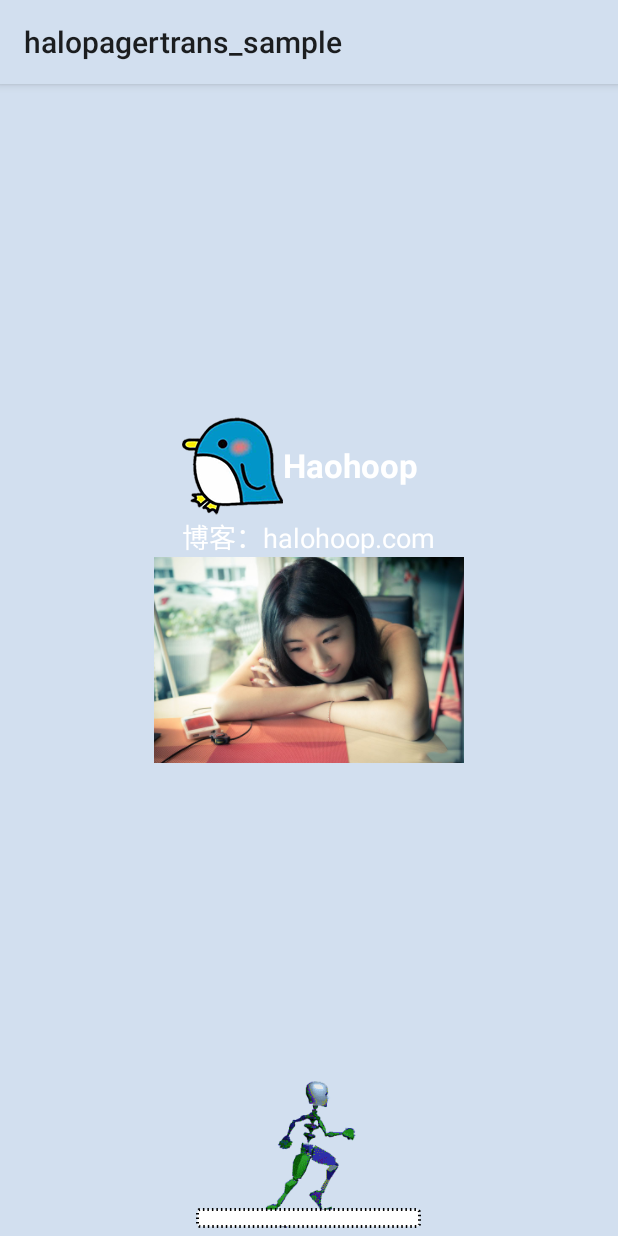
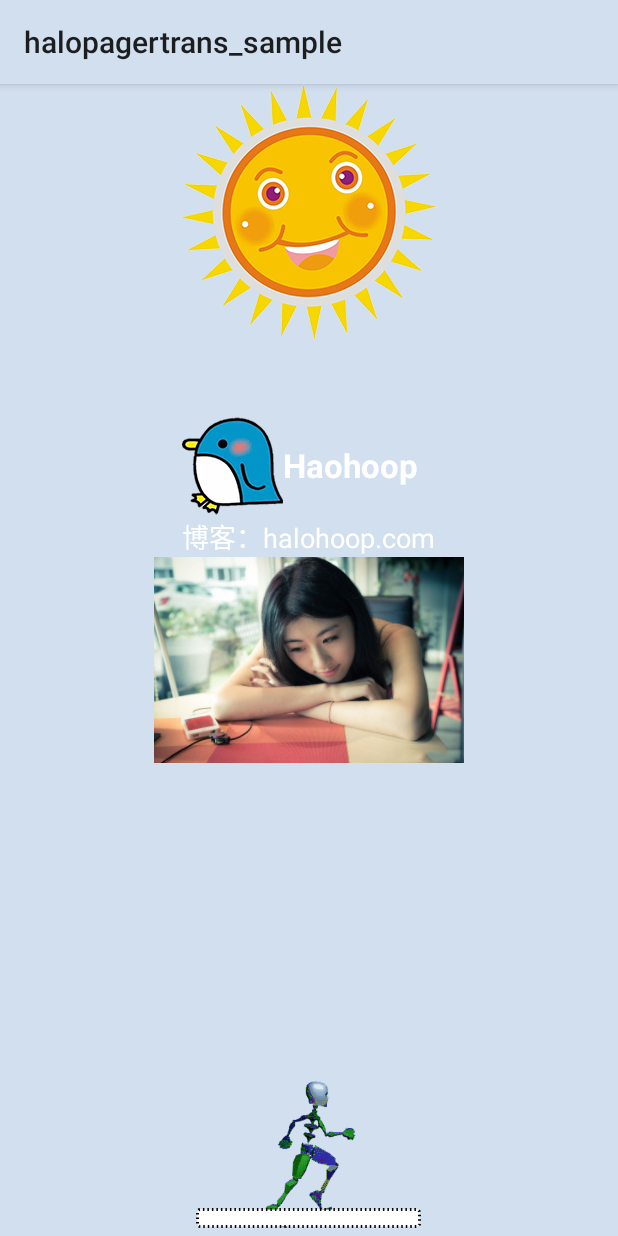
Before and after one commit to halohoop/HaloPagerTrans, an Android app: the screen it shows after launch (MainActivity), on a phone screen of 412 x 824 dp. Run offline under Robolectric (Android 15) with nearby library versions, the phone set to English and light mode, and no system bars.

Commit message:
* update samples.

```diff
--- a/halopagertrans_lib/src/main/java/com/halohoop/halopagertrans/BaseTransformer.java
+++ b/halopagertrans_lib/src/main/java/com/halohoop/halopagertrans/BaseTransformer.java
@@ -46,7 +46,7 @@ public abstract class BaseTransformer implements ViewPager.PageTransformer {
                     final int childCount = vg.getChildCount();
                     for (int i = 0; i < childCount; i++) {
                         reportProgressState(vg.getChildAt(i), fraction);
-                        transformPage(view, vg.getChildAt(i), i, pos, fraction);
+                        transformPageChilds(view, vg.getChildAt(i), i, pos, fraction);
                     }
                 }
             }
@@ -95,7 +95,7 @@ public abstract class BaseTransformer implements ViewPager.PageTransformer {
      * @param position   本次滑动的位置-1-0-1，float
      * @param fraction   本次滑动的百分比
      */
-    protected void transformPage(View parent, View child, int childIndex, float position, float fraction) {
+    protected void transformPageChilds(View parent, View child, int childIndex, float position, float fraction) {
     }
 
     private int mProgressLevelState = PROGRESS_LEVEL_STATE0;
--- a/halopagertrans_lib/src/main/java/com/halohoop/halopagertrans/ComplexChildsTransformer.java
+++ b/halopagertrans_lib/src/main/java/com/halohoop/halopagertrans/ComplexChildsTransformer.java
@@ -35,7 +35,7 @@ public class ComplexChildsTransformer extends BaseTransformer {
     }
 
     @Override
-    protected void transformPage(View parent, View child, int childIndex, float position, float fraction) {
+    protected void transformPageChilds(View parent, View child, int childIndex, float position, float fraction) {
         final ArrayList<BaseTransformer> transformers = mTransformers;
         final View _page = parent;
         final View _child = child;
@@ -46,7 +46,7 @@ public class ComplexChildsTransformer extends BaseTransformer {
             final int size = transformers.size();
             for (int i = 0; i < size; i++) {
                 final BaseTransformer baseTransformer = transformers.get(i);
-                baseTransformer.transformPage(_page, _child, _childIndex, _position, _fraction);
+                baseTransformer.transformPageChilds(_page, _child, _childIndex, _position, _fraction);
             }
         }
     }
--- a/halopagertrans_lib/src/main/java/com/halohoop/halopagertrans/childs/ChildsAlphaTransformer.java
+++ b/halopagertrans_lib/src/main/java/com/halohoop/halopagertrans/childs/ChildsAlphaTransformer.java
@@ -16,7 +16,7 @@ public class ChildsAlphaTransformer extends BaseChildsTransformer {
     public static final int KEY_MIN_ALPHA = KEY + 20;
 
     @Override
-    protected void transformPage(View parent, View child, int childIndex, float position, float fraction) {
+    protected void transformPageChilds(View parent, View child, int childIndex, float position, float fraction) {
         final Object tagMinAlpha = child.getTag(KEY_MIN_ALPHA);
         if (tagMinAlpha != null) {
             final float _tagMinAlpha = (float) tagMinAlpha;
--- a/halopagertrans_lib/src/main/java/com/halohoop/halopagertrans/childs/ChildsRotateTransformer.java
+++ b/halopagertrans_lib/src/main/java/com/halohoop/halopagertrans/childs/ChildsRotateTransformer.java
@@ -16,7 +16,7 @@ public class ChildsRotateTransformer extends BaseChildsTransformer {
     public static final int KEY_ROTATE_PIVOTY_RATIO = KEY_ROTATE + 3;
 
     @Override
-    protected void transformPage(View parent, View child, int childIndex, float position, float fraction) {
+    protected void transformPageChilds(View parent, View child, int childIndex, float position, float fraction) {
         final Object tagPivotXRatio = child.getTag(KEY_ROTATE_PIVOTX_RATIO);
         final Object tagPivotYRatio = child.getTag(KEY_ROTATE_PIVOTY_RATIO);
         final Object tagDegree = child.getTag(KEY_ROTATE);
--- a/halopagertrans_lib/src/main/java/com/halohoop/halopagertrans/childs/ChildsScaleTransformer.java
+++ b/halopagertrans_lib/src/main/java/com/halohoop/halopagertrans/childs/ChildsScaleTransformer.java
@@ -15,7 +15,7 @@ public class ChildsScaleTransformer extends BaseChildsTransformer {
     public static final float DEFAULT_MIN_SCALE = 0;
 
     @Override
-    protected void transformPage(View parent, View child, int childIndex, float position, float fraction) {
+    protected void transformPageChilds(View parent, View child, int childIndex, float position, float fraction) {
         final Object tagPivotX = child.getTag(KEY_SCALE_PIVOTX);
         final Object tagPivotY = child.getTag(KEY_SCALE_PIVOTY);
         final Object tagMinScaleX = child.getTag(KEY_MIN_SCALE_X);
--- a/halopagertrans_lib/src/main/java/com/halohoop/halopagertrans/childs/ChildsTranslateTransformer.java
+++ b/halopagertrans_lib/src/main/java/com/halohoop/halopagertrans/childs/ChildsTranslateTransformer.java
@@ -21,7 +21,7 @@ public class ChildsTranslateTransformer extends BaseChildsTransformer {
     public static final int KEY_OFFSET_Y_FACTOR = KEY_IS_REVERSE + 3;
 
     @Override
-    protected void transformPage(View parent, View child, int childIndex, float position, float fraction) {
+    protected void transformPageChilds(View parent, View child, int childIndex, float position, float fraction) {
         final Object tagIsReverse = child.getTag(KEY_IS_REVERSE);
         final Object tagKeyMarginWhenReverse = child.getTag(KEY_MARGIN_WHEN_REVERSE);
         final Object tagkeyOffsetXFactor = child.getTag(KEY_OFFSET_X_FACTOR);
--- a/halopagertrans_sample/src/main/java/com/halohoop/halopagertrans_sample/MainActivity.java
+++ b/halopagertrans_sample/src/main/java/com/halohoop/halopagertrans_sample/MainActivity.java
@@ -11,11 +11,8 @@ import android.support.v7.app.AppCompatActivity;
 import android.util.Log;
 
 import com.halohoop.halopagertrans.ComplexChildsTransformer;
-import com.halohoop.halopagertrans.childs.ChildsAlphaTransformer;
 import com.halohoop.halopagertrans.childs.ChildsRotateTransformer;
-import com.halohoop.halopagertrans.childs.ChildsScaleTransformer;
 import com.halohoop.halopagertrans.childs.ChildsTranslateTransformer;
-import com.halohoop.halopagertrans.pages.PageFlipTransformer;
 
 public class MainActivity extends AppCompatActivity implements ViewPager.OnPageChangeListener {
 
@@ -25,6 +22,8 @@ public class MainActivity extends AppCompatActivity implements ViewPager.OnPageC
             R.layout.welcome3,
             R.layout.welcome3,
             R.layout.welcome3,
+            R.layout.welcome4,
+            R.layout.welcome3,
     };
     private int[] colors = {
             R.color.bg0,
@@ -32,6 +31,8 @@ public class MainActivity extends AppCompatActivity implements ViewPager.OnPageC
             R.color.bg2,
             R.color.bg3,
             R.color.bg4,
+            R.color.bg0,
+            R.color.bg1,
     };
     private ViewPager vp;
     private ColorDrawable colorDrawable;
@@ -47,21 +48,22 @@ public class MainActivity extends AppCompatActivity implements ViewPager.OnPageC
         ComplexChildsTransformer complexChildsTransformer = new ComplexChildsTransformer();
         complexChildsTransformer.addTransformer(new ChildsTranslateTransformer());
         complexChildsTransformer.addTransformer(new ChildsRotateTransformer());
-        complexChildsTransformer.addTransformer(new ChildsAlphaTransformer());
-        complexChildsTransformer.addTransformer(new ChildsScaleTransformer());
+//        complexChildsTransformer.addTransformer(new ChildsAlphaTransformer());
+//        complexChildsTransformer.addTransformer(new ChildsScaleTransformer());
 //        complexChildsTransformer.addTransformer(new PageDefaultTransformer());//普通vp滑动
 //        complexChildsTransformer.addTransformer(new PageAlphaTransFormer(false/*可修改*/, true/*可修改*/));//透明度
 //        complexChildsTransformer.addTransformer(new PageCubeInnerTransformer(/*可传参数*/));//立方体内部
 //        complexChildsTransformer.addTransformer(new PageCubeOuterTransformer());//立方体外部
 //        complexChildsTransformer.addTransformer(new PageDepthTransformer(/*可传参数*/));//深度变化
 //        complexChildsTransformer.addTransformer(new PageExtrudingTransformer());//挤压
-        complexChildsTransformer.addTransformer(new PageFlipTransformer(/*可传参数*/));//flip
+//        complexChildsTransformer.addTransformer(new PageFlipTransformer(/*可传参数*/));//flip
 //        complexChildsTransformer.addTransformer(new PageInRightUpTransformer());//右上到左下
 //        complexChildsTransformer.addTransformer(new PageInRightDownTransformer());//右下到左上
 //        complexChildsTransformer.addTransformer(new PageRotateTransformer(/*可传参数*/));//旋转
 //        complexChildsTransformer.addTransformer(new PageZoomOutTransformer(/*可传参数*/));//Zoom out
         vp.setPageTransformer(true, complexChildsTransformer);
-//        vp.setOffscreenPageLimit(2);
+//        vp.setPageTransformer(false, complexChildsTransformer);//不建议使用，界面和你锁认为的顺序会乱，除非有需求
+//        vp.setOffscreenPageLimit(3);
         vp.setAdapter(adapter);
         vp.addOnPageChangeListener(this);
 
@@ -126,6 +128,10 @@ public class MainActivity extends AppCompatActivity implements ViewPager.OnPageC
                     return new Translate3Fragment();
                 case 4:
                     return new Translate3Fragment();
+                case 5:
+                    return new Translate4Fragment();
+                case 6:
+                    return new Translate3Fragment();
                 default:
                     return null;
             }
@@ -137,5 +143,15 @@ public class MainActivity extends AppCompatActivity implements ViewPager.OnPageC
             return layouts.length;
         }
 
+        /**
+         * 定义每个Page的宽度，和Vp的宽度的百分比
+         * @param position
+         * @return
+         */
+//        public float getPageWidth(int position) {
+//            return .3f;
+//        }
+
+
     }
 }
--- /dev/null
+++ b/halopagertrans_sample/src/main/java/com/halohoop/halopagertrans_sample/MyVp.java
@@ -0,0 +1,28 @@
+package com.halohoop.halopagertrans_sample;
+
+import android.content.Context;
+import android.support.v4.view.ViewPager;
+import android.util.AttributeSet;
+import android.util.Log;
+
+/**
+ * Created by Pooholah on 2017/6/29.
+ */
+
+public class MyVp extends ViewPager {
+    public MyVp(Context context) {
+        super(context);
+    }
+
+    public MyVp(Context context, AttributeSet attrs) {
+        super(context, attrs);
+    }
+
+    @Override
+    protected void onLayout(boolean changed, int l, int t, int r, int b) {
+        super.onLayout(changed, l, t, r, b);
+        Log.i(TAG, "onLayout: "+changed);
+    }
+
+    private static final String TAG = "MyVp";
+}
--- a/halopagertrans_sample/src/main/java/com/halohoop/halopagertrans_sample/Translate1Fragment.java
+++ b/halopagertrans_sample/src/main/java/com/halohoop/halopagertrans_sample/Translate1Fragment.java
@@ -12,6 +12,7 @@ import com.halohoop.halopagertrans.childs.ChildsRotateTransformer;
 import com.halohoop.halopagertrans.childs.ChildsTranslateTransformer;
 
 import static android.content.ContentValues.TAG;
+import static com.halohoop.halopagertrans_sample.R.id.imageView_moon;
 
 public class Translate1Fragment extends Fragment {
 
@@ -61,6 +62,12 @@ public class Translate1Fragment extends Fragment {
         imageView1.setTag(ChildsRotateTransformer.KEY_ROTATE, 90f);
         imageView1.setTag(ChildsRotateTransformer.KEY_ROTATE_PIVOTX_RATIO, 1f);
         imageView1.setTag(ChildsRotateTransformer.KEY_ROTATE_PIVOTY_RATIO, 0.5f);
+
+        View imageView_sun = view.findViewById(R.id.imageView_sun);
+        imageView_sun.setTag(ChildsTranslateTransformer.KEY_OFFSET_X_FACTOR, 2f);
+        imageView_sun.setTag(ChildsTranslateTransformer.KEY_IS_REVERSE, true);
+        imageView_sun.setTag(ChildsRotateTransformer.KEY_ROTATE, 90f);
+        imageView_sun.setTag(ChildsRotateTransformer.KEY_ROTATE_PIVOTY_RATIO, 1.5f);
     }
 
     @Override
--- a/halopagertrans_sample/src/main/java/com/halohoop/halopagertrans_sample/Translate2Fragment.java
+++ b/halopagertrans_sample/src/main/java/com/halohoop/halopagertrans_sample/Translate2Fragment.java
@@ -65,6 +65,12 @@ public class Translate2Fragment extends Fragment {
         View imageView5 = view.findViewById(R.id.imageView5);
         imageView5.setTag(ChildsRotateTransformer.KEY_ROTATE, 720f);
         imageView5.setTag(ChildsRotateTransformer.KEY_ROTATE_PIVOTX_RATIO, 1.5f);
+
+        View imageView_moon = view.findViewById(R.id.imageView_moon);
+        imageView_moon.setTag(ChildsTranslateTransformer.KEY_OFFSET_X_FACTOR, 2f);
+        imageView_moon.setTag(ChildsTranslateTransformer.KEY_IS_REVERSE, true);
+        imageView_moon.setTag(ChildsRotateTransformer.KEY_ROTATE, 90f);
+        imageView_moon.setTag(ChildsRotateTransformer.KEY_ROTATE_PIVOTY_RATIO, 1.5f);
     }
 
 
--- a/halopagertrans_sample/src/main/res/layout/activity_main.xml
+++ b/halopagertrans_sample/src/main/res/layout/activity_main.xml
@@ -3,7 +3,7 @@
     android:layout_width="match_parent"
     android:layout_height="match_parent">
 
-    <android.support.v4.view.ViewPager
+    <com.halohoop.halopagertrans_sample.MyVp
         android:id="@+id/vp"
         android:layout_width="match_parent"
         android:layout_height="match_parent"
--- a/halopagertrans_sample/src/main/res/layout/welcome1.xml
+++ b/halopagertrans_sample/src/main/res/layout/welcome1.xml
@@ -27,10 +27,10 @@
         android:id="@+id/ll_top"
         android:layout_width="wrap_content"
         android:layout_height="wrap_content"
+        android:gravity="center"
         android:layout_above="@+id/textView1"
         android:layout_alignLeft="@+id/textView1"
-        android:layout_alignStart="@+id/textView1"
-        android:gravity="center">
+        android:layout_alignStart="@+id/textView1">
 
         <ImageView
             android:id="@+id/imageView2"
@@ -60,9 +60,8 @@
         android:id="@+id/imageView3"
         android:layout_width="100dp"
         android:layout_height="100dp"
-        android:layout_alignParentBottom="true"
-        android:layout_centerHorizontal="true"
-        android:layout_marginBottom="5dp" />
+        android:layout_alignBottom="@+id/line"
+        android:layout_centerHorizontal="true" />
 
 
     <View
@@ -74,4 +73,11 @@
         android:layout_marginBottom="5dp"
         android:background="@drawable/round_cornor" />
 
+    <ImageView
+        android:id="@+id/imageView_sun"
+        android:layout_width="wrap_content"
+        android:layout_height="wrap_content"
+        android:layout_centerHorizontal="true"
+        android:src="@mipmap/sun" />
+
 </RelativeLayout>
```
Also changed, not shown: halopagertrans_sample/src/main/java/com/halohoop/halopagertrans_sample/Translate4Fragment.java (added, +42 -0 lines), halopagertrans_sample/src/main/res/layout/welcome2.xml (+7 -0 lines), halopagertrans_sample/src/main/res/layout/welcome4.xml (added, +27 -0 lines), halopagertrans_sample/src/main/res/mipmap-hdpi/flowers.png (added), halopagertrans_sample/src/main/res/mipmap-hdpi/man_give_flower.png (added), halopagertrans_sample/src/main/res/mipmap-hdpi/moon.png (added), halopagertrans_sample/src/main/res/mipmap-hdpi/sun.png (added).
